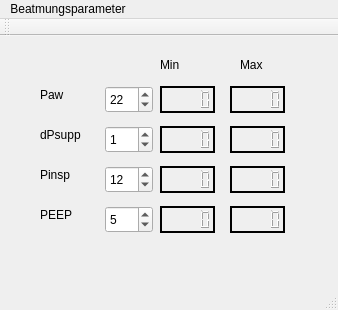
This is mainwindow.ui in jensamberg/Beatmungsparameter as Qt 5 draws it before an edit. The edited form follows.
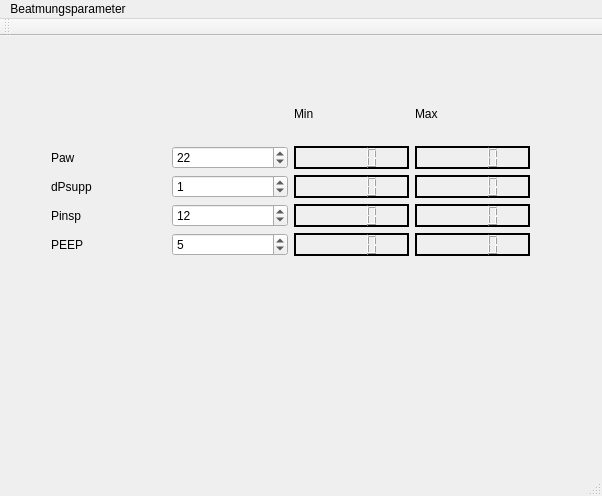
This is the edited form.

Commit message: bring dpsupp to work

Patch:
```diff
--- a/mainwindow.ui
+++ b/mainwindow.ui
@@ -6,8 +6,8 @@
    <rect>
     <x>0</x>
     <y>0</y>
-    <width>338</width>
-    <height>310</height>
+    <width>602</width>
+    <height>496</height>
    </rect>
   </property>
   <property name="windowTitle">
@@ -17,15 +17,52 @@
    <bool>true</bool>
   </property>
   <widget class="QWidget" name="centralWidget">
+   <widget class="QWidget" name="">
+    <property name="geometry">
+     <rect>
+      <x>40</x>
+      <y>40</y>
+      <width>501</width>
+      <height>191</height>
+     </rect>
+    </property>
+    <layout class="QGridLayout" name="gridLayout">
+     <item row="0" column="2">
+      <widget class="QLabel" name="label_5">
+       <property name="text">
+        <string>Min</string>
+       </property>
+      </widget>
+     </item>
+     <item row="0" column="3">
+      <widget class="QLabel" name="label_6">
+       <property name="text">
+        <string>Max</string>
+       </property>
+      </widget>
+     </item>
+     <item row="1" column="0">
+      <widget class="QLabel" name="label_4">
+       <property name="text">
+        <string>Paw</string>
+       </property>
+      </widget>
+     </item>
+     <item row="1" column="1">
+      <widget class="QSpinBox" name="Paw">
+       <property name="minimum">
+        <number>13</number>
+       </property>
+       <property name="maximum">
+        <number>60</number>
+       </property>
+       <property name="value">
+        <number>22</number>
+       </property>
+      </widget>
+     </item>
+     <item row="1" column="2">
    <widget class="QLCDNumber" name="PAWMINLCD">
-    <property name="geometry">
-     <rect>
-      <x>160</x>
-      <y>50</y>
-      <width>55</width>
-      <height>27</height>
-     </rect>
-    </property>
     <property name="font">
      <font>
       <pointsize>14</pointsize>
@@ -46,15 +83,9 @@
      <number>1</number>
     </property>
    </widget>
+     </item>
+     <item row="1" column="3">
    <widget class="QLCDNumber" name="PAWMAXLCD">
-    <property name="geometry">
-     <rect>
-      <x>230</x>
-      <y>50</y>
-      <width>55</width>
-      <height>27</height>
-     </rect>
-    </property>
     <property name="font">
      <font>
       <pointsize>14</pointsize>
@@ -75,15 +106,23 @@
      <number>1</number>
     </property>
    </widget>
+     </item>
+     <item row="2" column="0">
+      <widget class="QLabel" name="label">
+       <property name="text">
+        <string>dPsupp</string>
+       </property>
+      </widget>
+     </item>
+     <item row="2" column="1">
+      <widget class="QSpinBox" name="dPsupp">
+       <property name="value">
+        <number>1</number>
+       </property>
+      </widget>
+     </item>
+     <item row="2" column="2">
    <widget class="QLCDNumber" name="DSUPPMINLCD">
-    <property name="geometry">
-     <rect>
-      <x>160</x>
-      <y>90</y>
-      <width>55</width>
-      <height>27</height>
-     </rect>
-    </property>
     <property name="font">
      <font>
       <pointsize>14</pointsize>
@@ -104,15 +143,9 @@
      <number>1</number>
     </property>
    </widget>
+     </item>
+     <item row="2" column="3">
    <widget class="QLCDNumber" name="DSUPPMAXLCD">
-    <property name="geometry">
-     <rect>
-      <x>230</x>
-      <y>90</y>
-      <width>55</width>
-      <height>27</height>
-     </rect>
-    </property>
     <property name="font">
      <font>
       <pointsize>14</pointsize>
@@ -133,260 +166,131 @@
      <number>1</number>
     </property>
    </widget>
-   <widget class="QLCDNumber" name="PINSPMAXLCD">
-    <property name="geometry">
-     <rect>
-      <x>230</x>
-      <y>130</y>
-      <width>55</width>
-      <height>27</height>
-     </rect>
-    </property>
-    <property name="font">
-     <font>
-      <pointsize>14</pointsize>
-      <weight>75</weight>
-      <bold>true</bold>
-     </font>
-    </property>
-    <property name="frameShape">
-     <enum>QFrame::Box</enum>
-    </property>
-    <property name="frameShadow">
-     <enum>QFrame::Plain</enum>
-    </property>
-    <property name="lineWidth">
-     <number>2</number>
-    </property>
-    <property name="midLineWidth">
-     <number>1</number>
-    </property>
-   </widget>
-   <widget class="QLCDNumber" name="PEEPMAXLCD">
-    <property name="geometry">
-     <rect>
-      <x>230</x>
-      <y>170</y>
-      <width>55</width>
-      <height>27</height>
-     </rect>
-    </property>
-    <property name="font">
-     <font>
-      <pointsize>14</pointsize>
-      <weight>75</weight>
-      <bold>true</bold>
-     </font>
-    </property>
-    <property name="inputMethodHints">
-     <set>Qt::ImhNone</set>
-    </property>
-    <property name="frameShape">
-     <enum>QFrame::Box</enum>
-    </property>
-    <property name="frameShadow">
-     <enum>QFrame::Plain</enum>
-    </property>
-    <property name="lineWidth">
-     <number>2</number>
-    </property>
-    <property name="midLineWidth">
-     <number>1</number>
-    </property>
-   </widget>
-   <widget class="QLCDNumber" name="PINSPMINLCD">
-    <property name="geometry">
-     <rect>
-      <x>160</x>
-      <y>130</y>
-      <width>55</width>
-      <height>27</height>
-     </rect>
-    </property>
-    <property name="font">
-     <font>
-      <pointsize>14</pointsize>
-      <weight>75</weight>
-      <bold>true</bold>
-     </font>
-    </property>
-    <property name="frameShape">
-     <enum>QFrame::Box</enum>
-    </property>
-    <property name="frameShadow">
-     <enum>QFrame::Plain</enum>
-    </property>
-    <property name="lineWidth">
-     <number>2</number>
-    </property>
-    <property name="midLineWidth">
-     <number>1</number>
-    </property>
-   </widget>
-   <widget class="QLCDNumber" name="PEEPMINLCD">
-    <property name="geometry">
-     <rect>
-      <x>160</x>
-      <y>170</y>
-      <width>55</width>
-      <height>27</height>
-     </rect>
-    </property>
-    <property name="font">
-     <font>
-      <pointsize>14</pointsize>
-      <weight>75</weight>
-      <bold>true</bold>
-     </font>
-    </property>
-    <property name="frameShape">
-     <enum>QFrame::Box</enum>
-    </property>
-    <property name="frameShadow">
-     <enum>QFrame::Plain</enum>
-    </property>
-    <property name="lineWidth">
-     <number>2</number>
-    </property>
-    <property name="midLineWidth">
-     <number>1</number>
-    </property>
-   </widget>
+     </item>
+     <item row="3" column="0">
    <widget class="QLabel" name="label_2">
-    <property name="geometry">
-     <rect>
-      <x>40</x>
-      <y>130</y>
-      <width>38</width>
-      <height>17</height>
-     </rect>
-    </property>
     <property name="text">
      <string>Pinsp</string>
     </property>
    </widget>
+     </item>
+     <item row="3" column="1">
    <widget class="QSpinBox" name="Pinsp">
-    <property name="geometry">
-     <rect>
-      <x>105</x>
-      <y>130</y>
-      <width>48</width>
-      <height>27</height>
-     </rect>
-    </property>
     <property name="value">
      <number>12</number>
     </property>
    </widget>
+     </item>
+     <item row="3" column="2">
+      <widget class="QLCDNumber" name="PINSPMINLCD">
+       <property name="font">
+        <font>
+         <pointsize>14</pointsize>
+         <weight>75</weight>
+         <bold>true</bold>
+        </font>
+       </property>
+       <property name="frameShape">
+        <enum>QFrame::Box</enum>
+       </property>
+       <property name="frameShadow">
+        <enum>QFrame::Plain</enum>
+       </property>
+       <property name="lineWidth">
+        <number>2</number>
+       </property>
+       <property name="midLineWidth">
+        <number>1</number>
+       </property>
+      </widget>
+     </item>
+     <item row="3" column="3">
+      <widget class="QLCDNumber" name="PINSPMAXLCD">
+       <property name="font">
+        <font>
+         <pointsize>14</pointsize>
+         <weight>75</weight>
+         <bold>true</bold>
+        </font>
+       </property>
+       <property name="frameShape">
+        <enum>QFrame::Box</enum>
+       </property>
+       <property name="frameShadow">
+        <enum>QFrame::Plain</enum>
+       </property>
+       <property name="lineWidth">
+        <number>2</number>
+       </property>
+       <property name="midLineWidth">
+        <number>1</number>
+       </property>
+      </widget>
+     </item>
+     <item row="4" column="0">
    <widget class="QLabel" name="label_3">
-    <property name="geometry">
-     <rect>
-      <x>40</x>
-      <y>170</y>
-      <width>36</width>
-      <height>17</height>
-     </rect>
-    </property>
     <property name="text">
      <string>PEEP</string>
     </property>
    </widget>
+     </item>
+     <item row="4" column="1">
    <widget class="QSpinBox" name="PEEP">
-    <property name="geometry">
-     <rect>
-      <x>105</x>
-      <y>170</y>
-      <width>48</width>
-      <height>27</height>
-     </rect>
-    </property>
     <property name="value">
      <number>5</number>
     </property>
    </widget>
-   <widget class="QLabel" name="label">
-    <property name="geometry">
-     <rect>
-      <x>40</x>
-      <y>90</y>
-      <width>51</width>
-      <height>17</height>
-     </rect>
-    </property>
-    <property name="text">
-     <string>dPsupp</string>
-    </property>
-   </widget>
-   <widget class="QSpinBox" name="dPsupp">
-    <property name="geometry">
-     <rect>
-      <x>105</x>
-      <y>90</y>
-      <width>48</width>
-      <height>27</height>
-     </rect>
-    </property>
-    <property name="value">
+     </item>
+     <item row="4" column="2">
+      <widget class="QLCDNumber" name="PEEPMINLCD">
+       <property name="font">
+        <font>
+         <pointsize>14</pointsize>
+         <weight>75</weight>
+         <bold>true</bold>
+        </font>
+       </property>
+       <property name="frameShape">
+        <enum>QFrame::Box</enum>
+       </property>
+       <property name="frameShadow">
+        <enum>QFrame::Plain</enum>
+       </property>
+       <property name="lineWidth">
+        <number>2</number>
+       </property>
+       <property name="midLineWidth">
      <number>1</number>
     </property>
    </widget>
-   <widget class="QLabel" name="label_4">
-    <property name="geometry">
-     <rect>
-      <x>40</x>
-      <y>50</y>
-      <width>29</width>
-      <height>17</height>
-     </rect>
-    </property>
-    <property name="text">
-     <string>Paw</string>
-    </property>
-   </widget>
-   <widget class="QSpinBox" name="Paw">
-    <property name="geometry">
-     <rect>
-      <x>105</x>
-      <y>50</y>
-      <width>48</width>
-      <height>27</height>
-     </rect>
-    </property>
-    <property name="minimum">
-     <number>13</number>
-    </property>
-    <property name="maximum">
-     <number>60</number>
-    </property>
-    <property name="value">
-     <number>22</number>
-    </property>
-   </widget>
-   <widget class="QLabel" name="label_5">
-    <property name="geometry">
-     <rect>
-      <x>160</x>
-      <y>20</y>
-      <width>41</width>
-      <height>17</height>
-     </rect>
-    </property>
-    <property name="text">
-     <string>Min</string>
-    </property>
-   </widget>
-   <widget class="QLabel" name="label_6">
-    <property name="geometry">
-     <rect>
-      <x>240</x>
-      <y>20</y>
-      <width>41</width>
-      <height>17</height>
-     </rect>
-    </property>
-    <property name="text">
-     <string>Max</string>
-    </property>
+     </item>
+     <item row="4" column="3">
+      <widget class="QLCDNumber" name="PEEPMAXLCD">
+       <property name="font">
+        <font>
+         <pointsize>14</pointsize>
+         <weight>75</weight>
+         <bold>true</bold>
+        </font>
+       </property>
+       <property name="inputMethodHints">
+        <set>Qt::ImhNone</set>
+       </property>
+       <property name="frameShape">
+        <enum>QFrame::Box</enum>
+       </property>
+       <property name="frameShadow">
+        <enum>QFrame::Plain</enum>
+       </property>
+       <property name="lineWidth">
+        <number>2</number>
+       </property>
+       <property name="midLineWidth">
+        <number>1</number>
+       </property>
+      </widget>
+     </item>
+    </layout>
    </widget>
    <zorder>label_2</zorder>
    <zorder>Pinsp</zorder>
@@ -421,7 +325,7 @@
     <rect>
      <x>0</x>
      <y>0</y>
-     <width>338</width>
+     <width>602</width>
      <height>25</height>
     </rect>
    </property>
```
Lines whose indentation alone changed are shown as unchanged. The commit also changes 2 other files.
